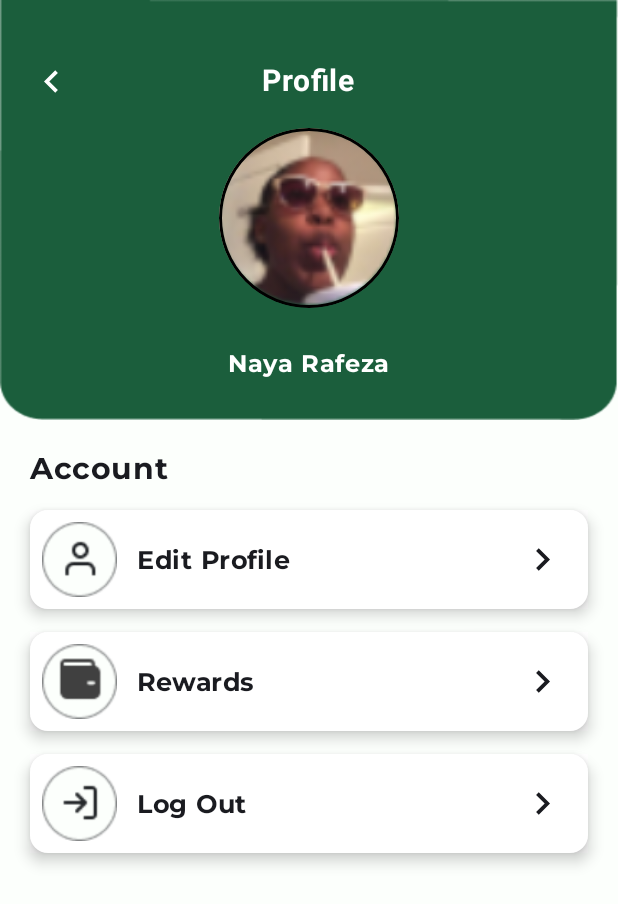
After one commit to Resikel-Mobile/resikelApp, an Android app built with Jetpack Compose: the composable profileScreen shown on its own in the app's theme, on a phone screen of 412 x 824 dp. The commit adds this screen. Shown: the top 904 px of the screen. Run offline under Robolectric (Android 15) with nearby library versions, the light colour scheme and no system bars; Roboto replaces fonts that are not available here.

Commit message:
update with profile

```diff
--- a/app/src/main/AndroidManifest.xml
+++ b/app/src/main/AndroidManifest.xml
@@ -18,7 +18,7 @@
         <activity
             android:name=".MainActivity"
             android:exported="true"
-            android:label="@string/app_name"
+            android:label="Resikel"
             android:theme="@style/Theme.Resikel">
             <intent-filter>
                 <action android:name="android.intent.action.MAIN" />
--- a/app/src/main/java/com/example/resikel/MainActivity.kt
+++ b/app/src/main/java/com/example/resikel/MainActivity.kt
@@ -12,8 +12,7 @@ import androidx.compose.material3.Surface
 import androidx.compose.material3.Text
 import androidx.compose.runtime.Composable
 import androidx.compose.ui.Modifier
-import androidx.compose.ui.tooling.preview.Preview
-import com.example.resikel.auth.welcomeResikel
+
 import com.example.resikel.navigation.resikelNavigation
 import com.example.resikel.report.ReportScreen
 import com.example.resikel.ui.theme.ResikelTheme
--- a/app/src/main/java/com/example/resikel/homeScreen.kt
+++ b/app/src/main/java/com/example/resikel/homeScreen.kt
@@ -308,9 +308,9 @@ fun homeScreen(modifier: Modifier = Modifier, navController: NavController) {
             fontWeight = FontWeight.Bold
         )
         LazyRow(
-            modifier = Modifier.fillMaxWidth(), // Mengisi lebar layar
-            horizontalArrangement = Arrangement.spacedBy(10.dp), // Memberikan jarak antar item
-            contentPadding = PaddingValues(horizontal = 16.dp) // Padding di awal dan akhir
+            modifier = Modifier.fillMaxWidth(),
+            horizontalArrangement = Arrangement.spacedBy(10.dp),
+            contentPadding = PaddingValues(horizontal = 16.dp)
         ) {
             items(items) { item ->
                 // Setiap item di dalam LazyRow
--- a/app/src/main/java/com/example/resikel/navigation/resikelNavigation.kt
+++ b/app/src/main/java/com/example/resikel/navigation/resikelNavigation.kt
@@ -12,6 +12,7 @@ import com.example.resikel.homeScreen
 import com.example.resikel.report.ReportScreen
 import com.example.resikel.report.SuccessReport
 import com.example.resikel.report.SummaryReport
+import com.example.resikel.splashScreen
 
 import com.example.resikelapp.resikelApp
 
@@ -19,7 +20,8 @@ import com.example.resikelapp.resikelApp
 @Composable
 fun resikelNavigation() {
     val navController = rememberNavController()
-    NavHost(navController = navController, startDestination = "welcome_resikel") {
+    NavHost(navController = navController, startDestination = "splash") {
+        composable("splash") { splashScreen(navController = navController) }
         composable("welcome_resikel"){ welcomeResikel(navController) }
         composable("sign_in") { signIn(navController) }
         composable("sign_up"){ signUp(navController = navController) }
--- /dev/null
+++ b/app/src/main/java/com/example/resikel/profile/profileScreen.kt
@@ -0,0 +1,257 @@
+package com.example.resikel.profile
+
+import androidx.compose.foundation.Image
+import androidx.compose.foundation.background
+import androidx.compose.foundation.border
+import androidx.compose.foundation.clickable
+import androidx.compose.foundation.layout.Arrangement
+import androidx.compose.foundation.layout.Box
+import androidx.compose.foundation.layout.Column
+import androidx.compose.foundation.layout.Row
+import androidx.compose.foundation.layout.Spacer
+import androidx.compose.foundation.layout.fillMaxSize
+import androidx.compose.foundation.layout.fillMaxWidth
+import androidx.compose.foundation.layout.height
+import androidx.compose.foundation.layout.padding
+import androidx.compose.foundation.layout.size
+import androidx.compose.foundation.layout.width
+import androidx.compose.foundation.layout.wrapContentHeight
+import androidx.compose.foundation.layout.wrapContentSize
+import androidx.compose.foundation.shape.CircleShape
+import androidx.compose.material.icons.Icons
+import androidx.compose.material.icons.automirrored.filled.ArrowBack
+import androidx.compose.material.icons.filled.Add
+import androidx.compose.material.icons.filled.ArrowBack
+import androidx.compose.material.icons.filled.Favorite
+import androidx.compose.material.icons.filled.KeyboardArrowLeft
+import androidx.compose.material.icons.filled.KeyboardArrowRight
+import androidx.compose.material3.Card
+import androidx.compose.material3.CardDefaults
+import androidx.compose.material3.Icon
+import androidx.compose.material3.IconButton
+import androidx.compose.material3.IconButtonColors
+import androidx.compose.material3.IconButtonDefaults
+import androidx.compose.material3.Surface
+import androidx.compose.material3.Text
+import androidx.compose.runtime.Composable
+import androidx.compose.ui.Alignment
+import androidx.compose.ui.Modifier
+import androidx.compose.ui.draw.clip
+import androidx.compose.ui.graphics.Color
+import androidx.compose.ui.layout.ContentScale
+import androidx.compose.ui.res.painterResource
+import androidx.compose.ui.text.font.FontWeight
+import androidx.compose.ui.tooling.preview.Preview
+import androidx.compose.ui.unit.dp
+import androidx.compose.ui.unit.sp
+import androidx.navigation.NavController
+import androidx.navigation.compose.rememberNavController
+import com.example.resikel.R
+import com.example.resikel.ui.theme.montserrat
+
+@Composable
+fun profileScreen(
+    modifier: Modifier = Modifier,
+navController: NavController
+) {
+    Column(
+        modifier = Modifier
+            .fillMaxSize()
+            .background(Color(252, 255, 252))
+    ) {
+        Box(
+            modifier = Modifier
+                .fillMaxWidth()
+                .height(280.dp)
+        ) {
+            Image(
+                painter = painterResource(R.drawable.bg_profilescreen),
+                contentDescription = "",
+                contentScale = ContentScale.FillBounds,
+                modifier = Modifier.fillMaxSize()
+            )
+
+            Row(
+                horizontalArrangement = Arrangement.SpaceBetween,
+                verticalAlignment = Alignment.CenterVertically,
+                modifier = Modifier
+                    .fillMaxWidth()
+                    .padding(start = 10.dp, end = 10.dp, top = 30.dp)
+            )
+            {
+                IconButton(
+                    colors = IconButtonDefaults.iconButtonColors(contentColor = Color.White),
+                    onClick = { navController.popBackStack()
+                    }
+                ) {
+                    Icon(
+                        Icons.Default.KeyboardArrowLeft,
+                        contentDescription = null,
+                        Modifier.size(30.dp)
+                    )
+                }
+                Text(
+                    color = Color.White,
+                    text = "Profile",
+                    fontSize = 20.sp,
+                    fontWeight = FontWeight.Bold
+                )
+                IconButton(colors = IconButtonDefaults.iconButtonColors(contentColor = Color.Transparent),
+                    onClick = {}) {
+                    Icon(
+
+                        Icons.AutoMirrored.Filled.ArrowBack,
+                        contentDescription = null,
+                    )
+                }
+            }
+            Column(
+                verticalArrangement = Arrangement.Center,
+                horizontalAlignment = Alignment.CenterHorizontally,
+                modifier = Modifier.fillMaxSize()
+            ) {
+                Spacer(Modifier.height(60.dp))
+                Image(
+                    painter = painterResource(R.drawable.pp),
+                    contentDescription = "",
+                    modifier = Modifier
+                        .size(120.dp)
+                        .clip(CircleShape)
+                        .border(2.dp, Color.Black, CircleShape),
+                    contentScale = ContentScale.Crop
+                )
+                Spacer(Modifier.height(25.dp))
+                Text(
+                    color = Color.White,
+                    text = "Naya Rafeza",
+                    fontSize = 16.sp,
+                    fontWeight = FontWeight.Bold,
+                    fontFamily = montserrat
+                )
+            }
+
+        }
+        Column(modifier = Modifier.padding(20.dp)) {
+            Text(
+                text = "Account",
+                fontSize = 20.sp,
+                fontWeight = FontWeight.Bold,
+                fontFamily = montserrat
+            )
+            Spacer(Modifier.height(15.dp))
+//            edit profile
+            Card(
+                colors = CardDefaults.cardColors(Color.White),
+                elevation = CardDefaults.cardElevation(6.dp),
+                modifier = Modifier.background(Color.White).clickable { navController.navigate("editProfile") }
+            ) {
+                Row(
+                    horizontalArrangement = Arrangement.SpaceBetween,
+                    verticalAlignment = Alignment.CenterVertically,
+                    modifier = Modifier.fillMaxWidth()
+                ) {
+                    Row(verticalAlignment = Alignment.CenterVertically) {
+                        Image(
+                            modifier = Modifier
+                                .padding(8.dp)
+                                .size(50.dp),
+                            painter = painterResource(R.drawable.ic_profile),
+                            contentDescription = "",
+                            )
+                        Spacer(Modifier.width(5.dp))
+                        Text(
+                            text = "Edit Profile",
+                            fontSize = 17.sp,
+                            fontWeight = FontWeight.Bold,
+                            fontFamily = montserrat
+                        )
+                    }
+                    Icon(
+                        modifier = Modifier.padding(15.dp).size(30.dp),
+                        imageVector = Icons.Default.KeyboardArrowRight,
+                        contentDescription = ""
+                    )
+                }
+            }
+            Spacer(Modifier.height(15.dp))
+//            reward
+            Card(
+                colors = CardDefaults.cardColors(Color.White),
+                elevation = CardDefaults.cardElevation(6.dp),
+                modifier = Modifier.background(Color.White)
+            ) {
+
+                Row(
+                    horizontalArrangement = Arrangement.SpaceBetween,
+                    verticalAlignment = Alignment.CenterVertically,
+                    modifier = Modifier.fillMaxWidth()
+                ) {
+                    Row(verticalAlignment = Alignment.CenterVertically) {
+                        Image(
+                            modifier = Modifier
+                                .padding(8.dp)
+                                .size(50.dp),
+                            painter = painterResource(R.drawable.ic_wallet),
+                            contentDescription = "",
+                        )
+                        Spacer(Modifier.width(5.dp))
+                        Text(
+                            text = "Rewards",
+                            fontSize = 17.sp,
+                            fontWeight = FontWeight.Bold,
+                            fontFamily = montserrat
+                        )
+                    }
+                    Icon(
+                        modifier = Modifier.padding(15.dp).size(30.dp),
+                        imageVector = Icons.Default.KeyboardArrowRight,
+                        contentDescription = ""
+                    )
+                }
+            }
+            Spacer(Modifier.height(15.dp))
+//            reward
+            Card(
+                colors = CardDefaults.cardColors(Color.White),
+                elevation = CardDefaults.cardElevation(6.dp),
+                modifier = Modifier.background(Color.White)
+            ) {
+
+                Row(
+                    horizontalArrangement = Arrangement.SpaceBetween,
+                    verticalAlignment = Alignment.CenterVertically,
+                    modifier = Modifier.fillMaxWidth()
+                ) {
+                    Row(verticalAlignment = Alignment.CenterVertically) {
+                        Image(
+                            modifier = Modifier
+                                .padding(8.dp)
+                                .size(50.dp),
+                            painter = painterResource(R.drawable.ic_logout),
+                            contentDescription = "",
+                        )
+                        Spacer(Modifier.width(5.dp))
+                        Text(
+                            text = "Log Out",
+                            fontSize = 17.sp,
+                            fontWeight = FontWeight.Bold,
+                            fontFamily = montserrat
+                        )
+                    }
+                    Icon(
+                        modifier = Modifier.padding(15.dp).size(30.dp),
+                        imageVector = Icons.Default.KeyboardArrowRight,
+                        contentDescription = "",
+                    )
+                }
+            }
+        }
+
+    }
+}
+
+@Preview
+@Composable
+private fun preprofileSceen() {
+    profileScreen(navController = rememberNavController())
+}
```
Also changed, not shown: app/src/main/java/com/example/resikel/profile/editProfile.kt (added, +289 -0 lines), app/src/main/java/com/example/resikel/resikelApp.kt (+22 -4 lines), app/src/main/java/com/example/resikel/splashScreen.kt (added, +68 -0 lines), app/src/main/res/drawable/bg_profilescreen.png, app/src/main/res/drawable/ic_address.png (added), app/src/main/res/drawable/ic_call.png (added), app/src/main/res/drawable/ic_date.png (added), app/src/main/res/drawable/ic_edit.png (added), app/src/main/res/drawable/ic_logout.png (added), app/src/main/res/drawable/ic_profile.png (added), app/src/main/res/drawable/ic_wallet.png (added), app/src/main/res/drawable/logo_splashscreen.png (added).
